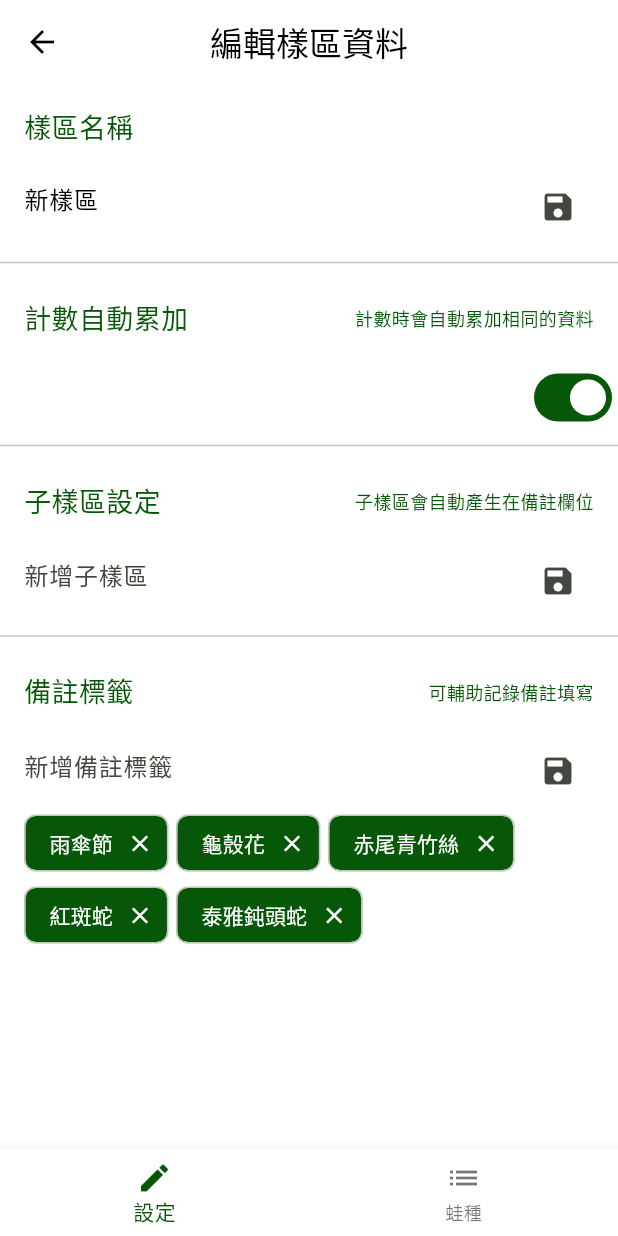
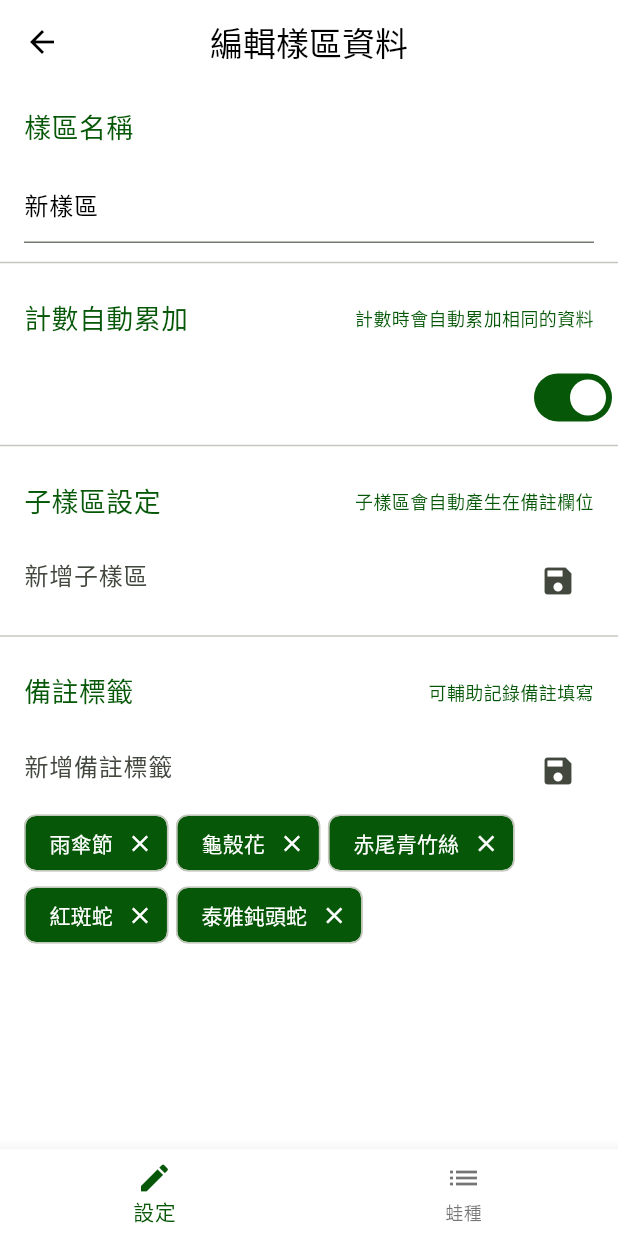
Before and after one commit to KennyChou/flutter_froghome_app, a Flutter app: the screen it shows after launch, after a tap on the "place" icon, after a tap on "新樣區", on a phone screen of 412 x 824 dp. Run offline on Flutter 3.47's test engine with Material 2 defaults, Android fonts, the phone set to English and light mode, and no system bars; our stand-ins replace cross_file, firebase_analytics, firebase_core, flex_color_scheme, flutter_slidable, get and 5 more; missing offline and left inert: clipboard, excel, jsaver; accounts and stored records are empty.

Commit message:
fixed romove choicchip to change checkbox for frogs, and fixed hive delete from hd

```diff
--- a/lib/app/data/provider/frog_log_provider.dart
+++ b/lib/app/data/provider/frog_log_provider.dart
@@ -45,8 +45,9 @@ class FrogLogProvider {
 
   Future<void> delete(FrogLog log) async {
     Box<FrogLog> box = await Hive.openBox<FrogLog>('frogLog');
-    final detail = await Hive.openBox(log.fileId);
-    await detail.deleteFromDisk();
+    // final detail = await Hive.openBox(log.fileId);
+    // await detail.deleteFromDisk();
+    await Hive.deleteBoxFromDisk(log.fileId);
     await box.delete(log.key);
     values.value = box.values.toList().reversed.toList();
     await box.close();
--- a/lib/app/data/provider/log_privider.dart
+++ b/lib/app/data/provider/log_privider.dart
@@ -27,8 +27,10 @@ class LogProvider {
   }
 
   Future<void> deleteBox(String dbName) async {
-    final box = await Hive.openBox<LogDetail>(dbName);
-    await box.deleteFromDisk();
+    await Hive.deleteBoxFromDisk(dbName);
+    // final box = await Hive.openBox<LogDetail>(dbName);
+    // await box.deleteFromDisk();
+    // await box.close();
   }
 
   Future<void> put(LogDetail log) async {
--- a/lib/app/modules/PlotEdit/plot_edit_view.dart
+++ b/lib/app/modules/PlotEdit/plot_edit_view.dart
@@ -50,14 +50,14 @@ class PlotEditView extends GetView<PlotEditController> {
                             MediaQuery.of(context).size.width > 360 ? 16 : 14,
                         fontWeight: FontWeight.normal,
                       ),
-                      onFieldSubmitted: (val) => controller.autoSave(),
-                      decoration: InputDecoration(
-                        border: InputBorder.none,
-                        suffixIcon: IconButton(
-                          icon: const Icon(Icons.save),
-                          onPressed: () => controller.autoSave(),
-                        ),
-                      ),
+                      // onFieldSubmitted: (val) => controller.autoSave(),
+                      // decoration: InputDecoration(
+                      //   border: InputBorder.none,
+                      //   suffixIcon: IconButton(
+                      //     icon: const Icon(Icons.save),
+                      //     onPressed: () => controller.autoSave(),
+                      //   ),
+                      // ),
                     ),
                   ),
                   const Divider(),
@@ -111,7 +111,7 @@ class PlotEditView extends GetView<PlotEditController> {
                                     controller.plot.value.sub_location
                                         .remove(f);
                                     controller.plot.refresh();
-                                    await controller.autoSave();
+                                    // await controller.autoSave();
                                   },
                                 ),
                               )
@@ -158,7 +158,7 @@ class PlotEditView extends GetView<PlotEditController> {
                                   onDeleted: () async {
                                     controller.plot.value.tags.remove(f);
                                     controller.plot.refresh();
-                                    await controller.autoSave();
+                                    // await controller.autoSave();
                                   },
                                 ),
                               )
@@ -196,40 +196,57 @@ class PlotEditView extends GetView<PlotEditController> {
                                   ),
                                 ),
                                 Wrap(
-                                    spacing: 5,
                                     children: DBService.base.frogs.entries
                                         .where((element) =>
                                             element.value.family == f.key)
-                                        .map(
-                                          (f) => ChoiceChip(
-                                            label: Text(
-                                              f.value.name,
-                                              style: const TextStyle(
-                                                  color: Colors.white),
-                                            ),
-                                            backgroundColor: Theme.of(context)
-                                                .colorScheme
-                                                .primaryContainer,
-                                            selectedColor: Theme.of(context)
-                                                .colorScheme
-                                                .primary,
-                                            selected: controller
+                                        .map((f) => CheckboxListTile(
+                                                title: Text(f.value.name),
+                                                controlAffinity:
+                                                    ListTileControlAffinity
+                                                        .leading,
+                                                value: controller
                                                     .plot.value.frogs
                                                     .contains(f.key),
-                                            onSelected: (selected) {
-                                              if (selected) {
+                                                onChanged: (selected) {
+                                                  if (selected!) {
                                                     controller.plot.value.frogs
                                                         .add(f.key);
                                                   } else {
                                                     controller.plot.value.frogs
                                                         .remove(f.key);
                                                   }
-                                              controller.plot.value.frogs.sort(
-                                                  (a, b) => a.compareTo(b));
+
                                                   controller.update();
-                                              controller.autoSave();
-                                            },
-                                          ),
+                                                })
+                                            // (f) => RawChip(
+                                            //   label: Text(
+                                            //     f.value.name,
+                                            //     style: const TextStyle(
+                                            //         color: Colors.white),
+                                            //   ),
+                                            //   backgroundColor: Theme.of(context)
+                                            //       .colorScheme
+                                            //       .primaryContainer,
+                                            //   selectedColor: Theme.of(context)
+                                            //       .colorScheme
+                                            //       .primary,
+                                            //   selected: controller
+                                            //       .plot.value.frogs
+                                            //       .contains(f.key),
+                                            //   onSelected: (selected) {
+                                            //     if (selected) {
+                                            //       controller.plot.value.frogs
+                                            //           .add(f.key);
+                                            //     } else {
+                                            //       controller.plot.value.frogs
+                                            //           .remove(f.key);
+                                            //     }
+                                            //     // controller.plot.value.frogs.sort(
+                                            //     //     (a, b) => a.compareTo(b));
+                                            //     controller.update();
+                                            //     // controller.autoSave();
+                                            //   },
+                                            // ),
                                             )
                                         .toList()),
                                 const Divider(),
--- a/lib/app/modules/PlotList/plot_list_controller.dart
+++ b/lib/app/modules/PlotList/plot_list_controller.dart
@@ -7,6 +7,7 @@ class PlotListController extends GetxController {
 
   @override
   void onInit() {
+    refresh();
     plots.value = DBService.plot.values;
     super.onInit();
   }
--- a/lib/app/modules/PlotList/plot_list_view.dart
+++ b/lib/app/modules/PlotList/plot_list_view.dart
@@ -59,7 +59,8 @@ class PlotListView extends GetView<PlotListController> {
                                       ),
                                     ],
                                   ),
-                                  ]),
+                                ],
+                              ),
                             ),
                           ),
                         ],
```
Also changed, not shown: lib/app/data/provider/plot_provider.dart (+15 -4 lines), lib/app/modules/About/about_controller.dart (+19 -0 lines), lib/app/modules/About/about_view.dart (+40 -1 lines), lib/app/modules/PlotEdit/plot_edit_controller.dart (+8 -3 lines), lib/app/modules/RecordList/record_list_controller.dart (+9 -0 lines). Lines whose indentation alone changed are shown as unchanged.
